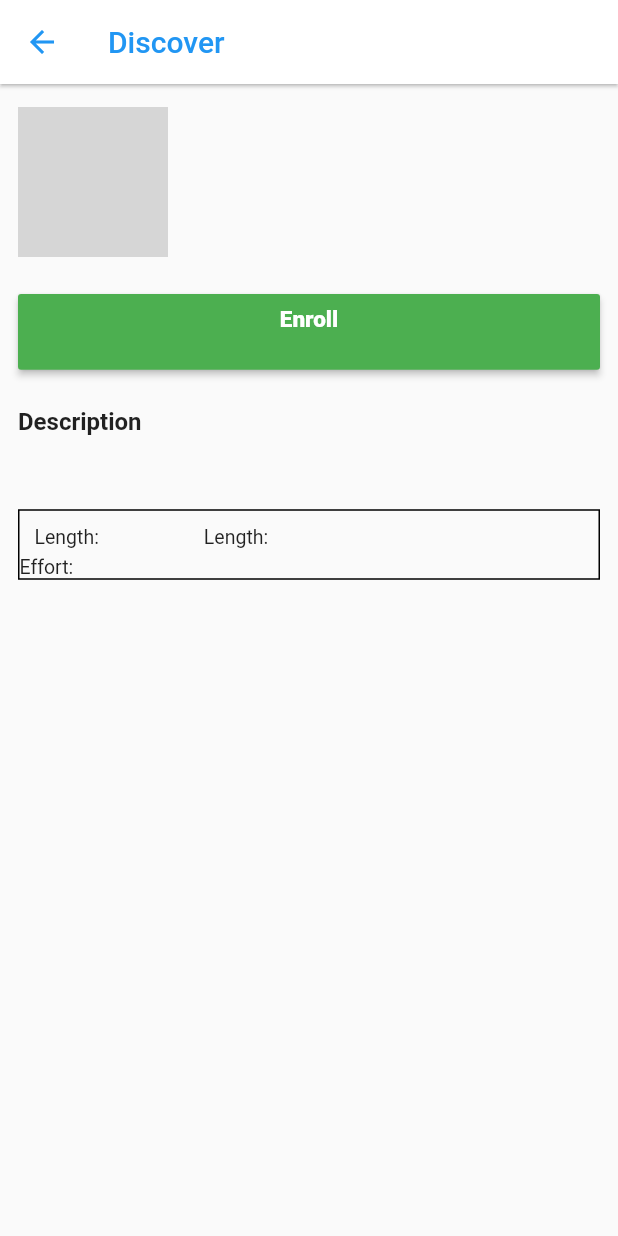
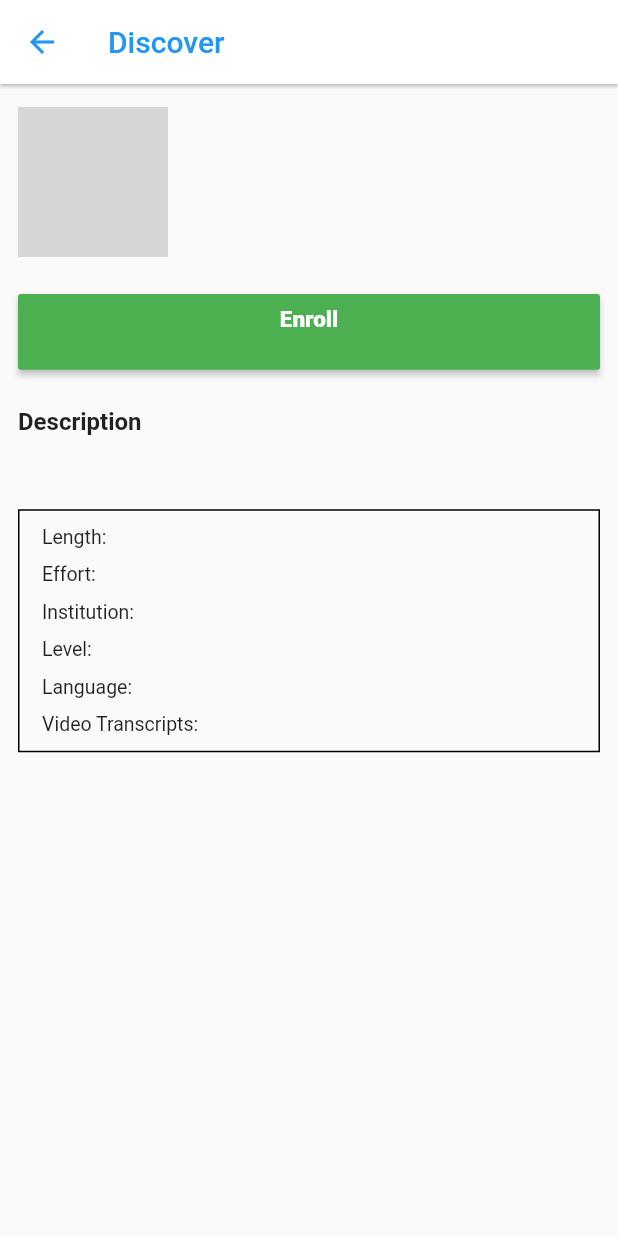
Before and after one commit to 3Console/edX, a Flutter app: the DiscoveryDetail screen opened directly with empty values, on a phone screen of 412 x 824 dp. Run offline on Flutter 3.47's test engine with Material 2 defaults, Android fonts, the phone set to English and light mode, and no system bars; our stand-ins replace chewie, cloud_firestore, firebase_auth, flutter_spinkit, video_player; accounts and stored records are empty; network calls fail; grey boxes are pictures that could not be loaded.

Commit message:
Update detail screen

```diff
--- a/lib/pages/course/course.dart
+++ b/lib/pages/course/course.dart
@@ -60,8 +60,7 @@ class _CoursePageState extends State<CoursePage> {
                                 context,
                                 snapshot2.data['url'],
                                 snapshot2.data['name'],
-                                snapshot2.data['publisher'],
-                                snapshot2.data['status']),
+                                snapshot2.data['publisher']),
                           ),
                         );
                       }
--- a/lib/pages/discovery/discovery_detail.dart
+++ b/lib/pages/discovery/discovery_detail.dart
@@ -145,29 +145,89 @@ class _DiscoveryDetailState extends State<DiscoveryDetail> {
                   SizedBox(height: 25),
                   Container(
                     decoration: BoxDecoration(border: Border.all()),
+                    child: Row(
+                      mainAxisAlignment: MainAxisAlignment.spaceBetween,
+                      children: <Widget>[
+                        Container(
+                          child: Padding(
+                            padding: const EdgeInsets.symmetric(horizontal: 15),
                             child: Column(
-                      crossAxisAlignment: CrossAxisAlignment.stretch,
+                              crossAxisAlignment: CrossAxisAlignment.start,
                               children: <Widget>[
                                 SizedBox(height: 10),
-                        Row(
-                          children: <Widget>[
-                            SizedBox(width: 10),
                                 Text(
                                   'Length:',
                                   style: TextStyle(fontSize: 13),
                                 ),
-                            SizedBox(width: 70),
-                            Text(
-                              'Length:',
-                              style: TextStyle(fontSize: 13),
-                            ),
-                          ],
-                        ),
-                        SizedBox(height: 5),
+                                SizedBox(height: 10),
                                 Text(
                                   'Effort:',
                                   style: TextStyle(fontSize: 13),
                                 ),
+                                SizedBox(height: 10),
+                                Text(
+                                  'Institution:',
+                                  style: TextStyle(fontSize: 13),
+                                ),
+                                SizedBox(height: 10),
+                                Text(
+                                  'Level:',
+                                  style: TextStyle(fontSize: 13),
+                                ),
+                                SizedBox(height: 10),
+                                Text(
+                                  'Language:',
+                                  style: TextStyle(fontSize: 13),
+                                ),
+                                SizedBox(height: 10),
+                                Text(
+                                  'Video Transcripts:',
+                                  style: TextStyle(fontSize: 13),
+                                ),
+                                SizedBox(height: 10),
+                              ],
+                            ),
+                          ),
+                        ),
+                        Container(
+                          child: Column(
+                            crossAxisAlignment: CrossAxisAlignment.start,
+                            children: <Widget>[
+                              SizedBox(height: 10),
+                              Text(
+                                data['length'],
+                                style: TextStyle(fontSize: 13, fontWeight: FontWeight.w600),
+                              ),
+                              SizedBox(height: 10),
+                              Text(
+                                data['effort'],
+                                style: TextStyle(fontSize: 13, fontWeight: FontWeight.w600),
+                              ),
+                              SizedBox(height: 10),
+                              Text(
+                                data['publisher'],
+                                style: TextStyle(fontSize: 13, fontWeight: FontWeight.w600),
+                              ),
+                              SizedBox(height: 10),
+                              Text(
+                                data['level'],
+                                style: TextStyle(fontSize: 13, fontWeight: FontWeight.w600),
+                              ),
+                              SizedBox(height: 10),
+                              Text(
+                                data['language'],
+                                style: TextStyle(fontSize: 13, fontWeight: FontWeight.w600),
+                              ),
+                              SizedBox(height: 10),
+                              Text(
+                                data['subtitle'],
+                                style: TextStyle(fontSize: 13, fontWeight: FontWeight.w600),
+                              ),
+                              SizedBox(height: 10),
+                            ],
+                          ),
+                        ),
+                        SizedBox(height: 5),
                       ],
                     ),
                   ),
--- a/lib/pages/discovery/discovery_item.dart
+++ b/lib/pages/discovery/discovery_item.dart
@@ -63,22 +63,31 @@ class _DiscoveryItemState extends State<DiscoveryItem> {
                                           ['name'],
                                       'url': snapshot.data.documents[index]
                                           ['url'],
-                                      'publisher': snapshot
-                                          .data.documents[index]['publisher'],
+                                      'publisher': snapshot.data.documents[index]
+                                          ['publisher'],
                                       'status': snapshot.data.documents[index]
                                           ['status'],
                                       'type': snapshot.data.documents[index]
                                           ['type'],
-                                      'description': snapshot
-                                          .data.documents[index]['description']
+                                      'description': snapshot.data.documents[index]
+                                          ['description'],
+                                      'length': snapshot.data.documents[index]
+                                          ['length'],
+                                      'effort': snapshot.data.documents[index]
+                                          ['effort'],
+                                      'level': snapshot.data.documents[index]
+                                          ['level'],
+                                      'language': snapshot.data.documents[index]
+                                          ['language'],
+                                      'subtitle': snapshot.data.documents[index]
+                                          ['subtitle']
                                     })));
                           },
                           child: buildItemCard(
                               context,
                               snapshot.data.documents[index]['url'],
                               snapshot.data.documents[index]['name'],
-                              snapshot.data.documents[index]['publisher'],
-                              snapshot.data.documents[index]['status']),
+                              snapshot.data.documents[index]['publisher']),
                         ),
                       );
                     },
--- a/lib/pages/shared/item_card.dart
+++ b/lib/pages/shared/item_card.dart
@@ -1,7 +1,7 @@
 import 'package:flutter/material.dart';
 
 Widget buildItemCard(
-    BuildContext context, String url, String name, String publisher, String status) {
+    BuildContext context, String url, String name, String publisher) {
   return Column(
     crossAxisAlignment: CrossAxisAlignment.stretch,
     children: <Widget>[
@@ -30,7 +30,7 @@ Widget buildItemCard(
           ),
         ),
         subtitle: Text(
-          publisher + ' - ' + status,
+          publisher,
           style: TextStyle(fontSize: 12),
         ),
       ),
```
Lines whose indentation alone changed are shown as unchanged.
